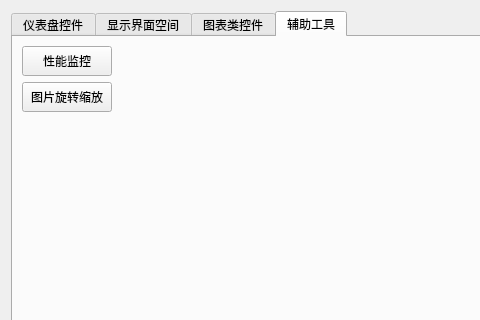
jjzhang166/LQFramKit, file Exmaple/examplewidget.ui: the form before one commit; both pictures show x 0 to 480 and y 0 to 320 of the 664 by 568 pixel window.
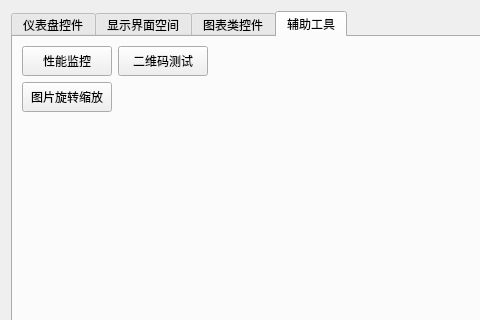
The form after the commit. The open tabs and pages were chosen to show the change.

```diff
--- a/Exmaple/examplewidget.ui
+++ b/Exmaple/examplewidget.ui
@@ -384,6 +384,19 @@
                 </property>
                </widget>
               </item>
+              <item>
+               <widget class="QPushButton" name="pushButton_17">
+                <property name="minimumSize">
+                 <size>
+                  <width>90</width>
+                  <height>30</height>
+                 </size>
+                </property>
+                <property name="text">
+                 <string>二维码测试</string>
+                </property>
+               </widget>
+              </item>
               <item>
                <spacer name="horizontalSpacer_3">
                 <property name="orientation">
```
Left out of the diff: 2 changed lines with no effect on the pictures.
